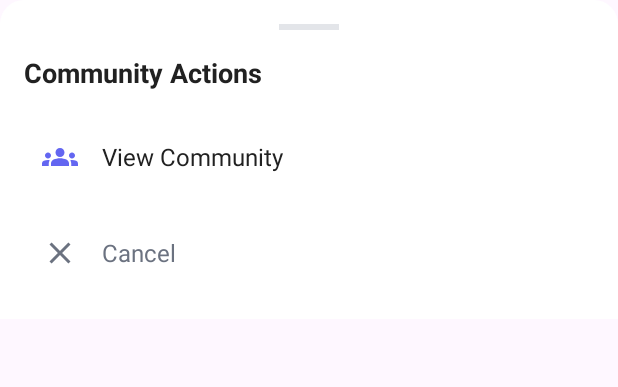
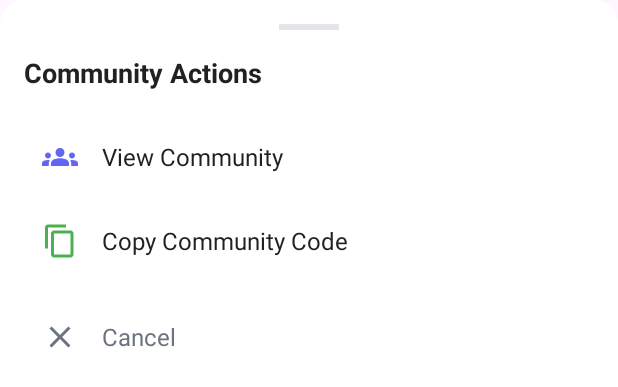
Before and after one commit to RITESHKUMAR7488/Ask, an Android app: the layout bottom_sheet_community_actions.xml on its own in the app's theme, with its tools: preview values and no code run, on a phone screen of 412 x 824 dp. Shown: the top 387 px of the screen. Run offline under Robolectric (Android 15) with nearby library versions, the phone set to English and light mode, and no system bars.

Commit message:
community code copy update

```diff
--- a/app/src/main/res/layout/bottom_sheet_community_actions.xml
+++ b/app/src/main/res/layout/bottom_sheet_community_actions.xml
@@ -7,7 +7,6 @@
     android:padding="16dp"
     android:background="@drawable/bottom_sheet_background">
 
-    <!-- Header with drag indicator -->
     <View
         android:layout_width="40dp"
         android:layout_height="4dp"
@@ -25,7 +24,6 @@
         android:textColor="@color/text_primary"
         android:layout_marginBottom="16dp" />
 
-    <!-- View Community Option -->
     <LinearLayout
         android:id="@+id/btnViewCommunity"
         android:layout_width="match_parent"
@@ -54,7 +52,31 @@
 
     </LinearLayout>
 
-    <!-- Leave Community Option (for members) -->
+    <LinearLayout
+        android:id="@+id/btnCopyCode"
+        android:layout_width="match_parent"
+        android:layout_height="56dp"
+        android:orientation="horizontal"
+        android:gravity="center_vertical"
+        android:padding="12dp"
+        android:background="?android:attr/selectableItemBackground"
+        android:clickable="true"
+        android:focusable="true"
+        android:visibility="visible">
+        <ImageView
+        android:layout_width="24dp"
+        android:layout_height="24dp"
+        android:src="@drawable/ic_copy"  android:layout_marginEnd="16dp"
+        app:tint="@color/secondary_color" /> <TextView
+        android:layout_width="0dp"
+        android:layout_height="wrap_content"
+        android:layout_weight="1"
+        android:text="Copy Community Code"
+        android:textSize="16sp"
+        android:textColor="@color/text_primary" />
+
+    </LinearLayout>
+
     <LinearLayout
         android:id="@+id/btnLeaveCommunity"
         android:layout_width="match_parent"
@@ -84,7 +106,6 @@
 
     </LinearLayout>
 
-    <!-- Delete Community Option (for admins) -->
     <LinearLayout
         android:id="@+id/btnDeleteCommunity"
         android:layout_width="match_parent"
@@ -114,7 +135,6 @@
 
     </LinearLayout>
 
-    <!-- Cancel Option -->
     <LinearLayout
         android:id="@+id/btnCancel"
         android:layout_width="match_parent"
```
Also changed, not shown: app/src/main/java/com/example/ask/communityModule/uis/fragments/CommunityFragment.kt (+28 -0 lines).
